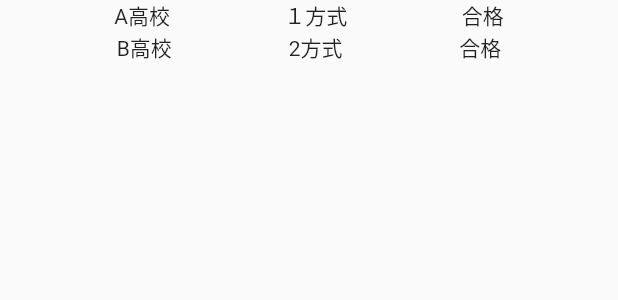
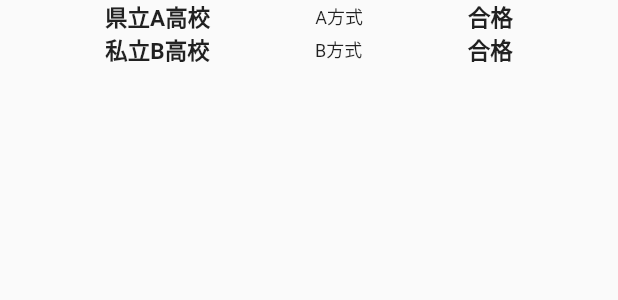
Before and after one commit to Dra-ryu/Heigan_Log, a Flutter app: the HighSchoolName widget shown alone on an empty page, opened directly, on a phone screen of 412 x 824 dp. Shown: the top 300 px of the screen. Run offline on Flutter 3.47's test engine with Material 2 defaults, Android fonts, the phone set to English and light mode, and no system bars.

Commit message:
体験談のレイアウト修正

```diff
--- a/lib/experience.dart
+++ b/lib/experience.dart
@@ -49,18 +49,38 @@ class HighSchoolName extends StatelessWidget{
       Row(
         mainAxisAlignment: MainAxisAlignment.spaceEvenly,
         children: <Widget>[
-          Text('A高校'), //DBから
-          Text('１方式'), //DBから
-          Text('合格') //DBから
+          Text('県立A高校',
+          style: TextStyle(
+            fontSize: 15, fontWeight: FontWeight.bold
+          )
+          ), //DBから
+          Text('A方式',
+          style: TextStyle(
+              fontSize: 12,
+              )
+          ), //DBから
+          Text('合格',
+              style: TextStyle(
+                  fontSize: 15, fontWeight: FontWeight.bold
+              )) //DBから
         ],
       ),
       Row(
         mainAxisAlignment: MainAxisAlignment.spaceEvenly,
         children: <Widget>[
-          Text('B高校'
+          Text('私立B高校',
+              style: TextStyle(
+                  fontSize: 15, fontWeight: FontWeight.bold
+              )
             ), //DBから
-          Text('2方式'), //DBから
-          Text('合格') //DBから
+          Text('B方式',
+              style: TextStyle(
+                  fontSize: 12,
+              )), //DBから
+          Text('合格',
+              style: TextStyle(
+                  fontSize: 15, fontWeight: FontWeight.bold
+              )) //DBから
           ],
       ),
      ],
@@ -74,9 +94,16 @@ class Subject extends StatelessWidget{
   Widget build(BuildContext context){
     return Center(
       child: Row(
+          mainAxisAlignment: MainAxisAlignment.center,
           children: <Widget>[
-          Text('得意科目：'), //DBから
-          Text('国語'),
+          Text('得意科目：',
+              style: TextStyle(
+                  fontSize: 12, fontWeight: FontWeight.bold
+              )), //DBから
+          Text('国語、英語、社会',
+              style: TextStyle(
+                  fontSize: 12,
+              )),
         ]
     )
     );
@@ -88,12 +115,22 @@ class Impression extends StatelessWidget{
   Widget build(BuildContext context){
     return Container(
        child: Column(
-        crossAxisAlignment: CrossAxisAlignment.start,
+        //crossAxisAlignment: CrossAxisAlignment.start,
         children: <Widget>[
-          Text('感想',
-          //文字書式
+          Divider(
+            color: Color(0xff151280),
+            thickness: 1.0,
+            height: 1.0,
+            indent: 20,
+            endIndent: 20,
+          ),
+          Text('体験記',
+          style: TextStyle(fontSize: 12,fontWeight: FontWeight.bold),//文字書式
           ),
           Text('日程がタイトだった',
+              style: TextStyle(
+                  fontSize: 12,
+              )
           //文字書式
           )
         ]
```
